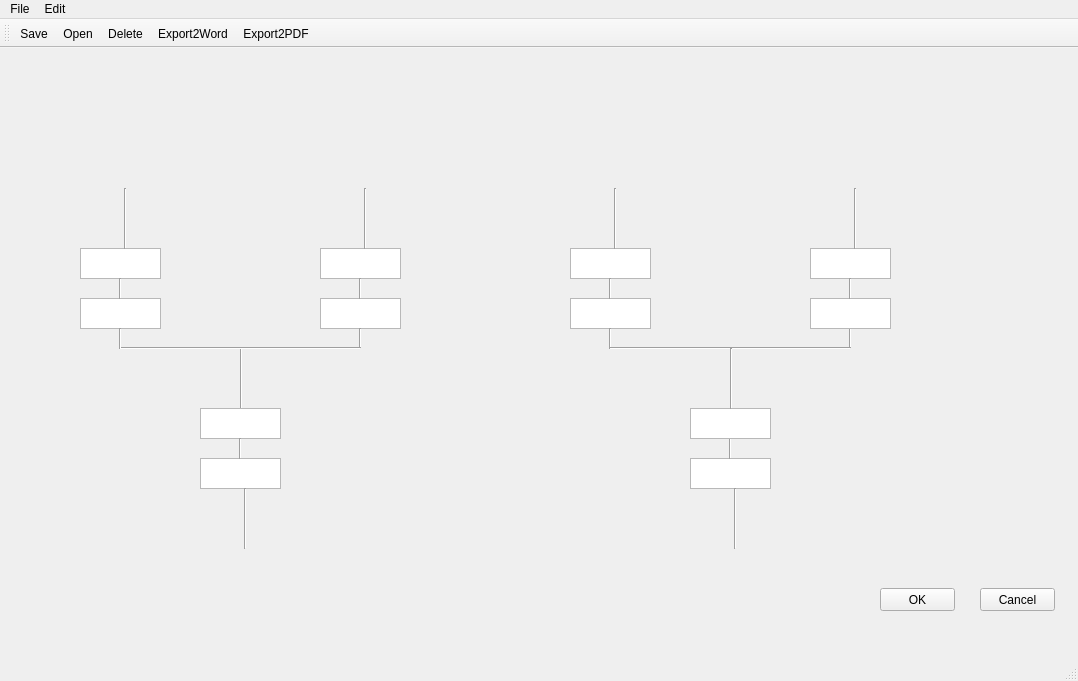
Old version of the form Mainwindow_UI_1.ui in the repository AshanSerasinghe/Capacitor_Balancer.
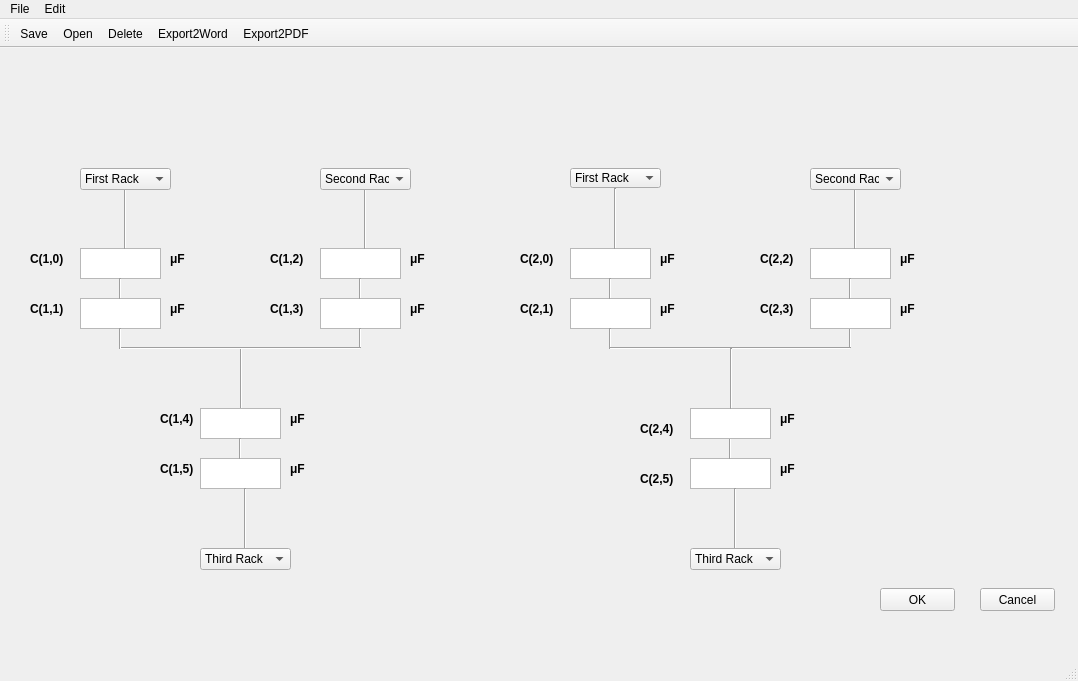
New version of the form. Icons and pictures are not drawn.

Commit message: Cpacitor values were added and functions were implimented

What changed in the file:
```diff
--- a/Mainwindow_UI_1.ui
+++ b/Mainwindow_UI_1.ui
@@ -461,6 +461,612 @@
       <normaloff>icons/Delete-icon.png</normaloff>icons/Delete-icon.png</iconset>
     </property>
    </widget>
+   <widget class="QLabel" name="label">
+    <property name="geometry">
+     <rect>
+      <x>170</x>
+      <y>200</y>
+      <width>41</width>
+      <height>21</height>
+     </rect>
+    </property>
+    <property name="font">
+     <font>
+      <weight>75</weight>
+      <bold>true</bold>
+     </font>
+    </property>
+    <property name="text">
+     <string>μF</string>
+    </property>
+   </widget>
+   <widget class="QLabel" name="label_2">
+    <property name="geometry">
+     <rect>
+      <x>170</x>
+      <y>250</y>
+      <width>41</width>
+      <height>21</height>
+     </rect>
+    </property>
+    <property name="font">
+     <font>
+      <weight>75</weight>
+      <bold>true</bold>
+     </font>
+    </property>
+    <property name="text">
+     <string>μF</string>
+    </property>
+   </widget>
+   <widget class="QLabel" name="label_3">
+    <property name="geometry">
+     <rect>
+      <x>410</x>
+      <y>200</y>
+      <width>41</width>
+      <height>21</height>
+     </rect>
+    </property>
+    <property name="font">
+     <font>
+      <weight>75</weight>
+      <bold>true</bold>
+     </font>
+    </property>
+    <property name="text">
+     <string>μF</string>
+    </property>
+   </widget>
+   <widget class="QLabel" name="label_4">
+    <property name="geometry">
+     <rect>
+      <x>410</x>
+      <y>250</y>
+      <width>41</width>
+      <height>21</height>
+     </rect>
+    </property>
+    <property name="font">
+     <font>
+      <weight>75</weight>
+      <bold>true</bold>
+     </font>
+    </property>
+    <property name="text">
+     <string>μF</string>
+    </property>
+   </widget>
+   <widget class="QLabel" name="label_5">
+    <property name="geometry">
+     <rect>
+      <x>290</x>
+      <y>360</y>
+      <width>41</width>
+      <height>21</height>
+     </rect>
+    </property>
+    <property name="font">
+     <font>
+      <weight>75</weight>
+      <bold>true</bold>
+     </font>
+    </property>
+    <property name="text">
+     <string>μF</string>
+    </property>
+   </widget>
+   <widget class="QLabel" name="label_6">
+    <property name="geometry">
+     <rect>
+      <x>290</x>
+      <y>410</y>
+      <width>41</width>
+      <height>21</height>
+     </rect>
+    </property>
+    <property name="font">
+     <font>
+      <weight>75</weight>
+      <bold>true</bold>
+     </font>
+    </property>
+    <property name="text">
+     <string>μF</string>
+    </property>
+   </widget>
+   <widget class="QLabel" name="label_7">
+    <property name="geometry">
+     <rect>
+      <x>660</x>
+      <y>200</y>
+      <width>41</width>
+      <height>21</height>
+     </rect>
+    </property>
+    <property name="font">
+     <font>
+      <weight>75</weight>
+      <bold>true</bold>
+     </font>
+    </property>
+    <property name="text">
+     <string>μF</string>
+    </property>
+   </widget>
+   <widget class="QLabel" name="label_8">
+    <property name="geometry">
+     <rect>
+      <x>660</x>
+      <y>250</y>
+      <width>41</width>
+      <height>21</height>
+     </rect>
+    </property>
+    <property name="font">
+     <font>
+      <weight>75</weight>
+      <bold>true</bold>
+     </font>
+    </property>
+    <property name="text">
+     <string>μF</string>
+    </property>
+   </widget>
+   <widget class="QLabel" name="label_9">
+    <property name="geometry">
+     <rect>
+      <x>900</x>
+      <y>250</y>
+      <width>41</width>
+      <height>21</height>
+     </rect>
+    </property>
+    <property name="font">
+     <font>
+      <weight>75</weight>
+      <bold>true</bold>
+     </font>
+    </property>
+    <property name="text">
+     <string>μF</string>
+    </property>
+   </widget>
+   <widget class="QLabel" name="label_10">
+    <property name="geometry">
+     <rect>
+      <x>900</x>
+      <y>200</y>
+      <width>41</width>
+      <height>21</height>
+     </rect>
+    </property>
+    <property name="font">
+     <font>
+      <weight>75</weight>
+      <bold>true</bold>
+     </font>
+    </property>
+    <property name="text">
+     <string>μF</string>
+    </property>
+   </widget>
+   <widget class="QLabel" name="label_11">
+    <property name="geometry">
+     <rect>
+      <x>780</x>
+      <y>410</y>
+      <width>41</width>
+      <height>21</height>
+     </rect>
+    </property>
+    <property name="font">
+     <font>
+      <weight>75</weight>
+      <bold>true</bold>
+     </font>
+    </property>
+    <property name="text">
+     <string>μF</string>
+    </property>
+   </widget>
+   <widget class="QLabel" name="label_12">
+    <property name="geometry">
+     <rect>
+      <x>780</x>
+      <y>360</y>
+      <width>41</width>
+      <height>21</height>
+     </rect>
+    </property>
+    <property name="font">
+     <font>
+      <weight>75</weight>
+      <bold>true</bold>
+     </font>
+    </property>
+    <property name="text">
+     <string>μF</string>
+    </property>
+   </widget>
+   <widget class="QLabel" name="label_13">
+    <property name="geometry">
+     <rect>
+      <x>30</x>
+      <y>200</y>
+      <width>51</width>
+      <height>21</height>
+     </rect>
+    </property>
+    <property name="font">
+     <font>
+      <weight>75</weight>
+      <bold>true</bold>
+     </font>
+    </property>
+    <property name="text">
+     <string>C(1,0)</string>
+    </property>
+   </widget>
+   <widget class="QLabel" name="label_14">
+    <property name="geometry">
+     <rect>
+      <x>30</x>
+      <y>250</y>
+      <width>51</width>
+      <height>21</height>
+     </rect>
+    </property>
+    <property name="font">
+     <font>
+      <weight>75</weight>
+      <bold>true</bold>
+     </font>
+    </property>
+    <property name="text">
+     <string>C(1,1)</string>
+    </property>
+   </widget>
+   <widget class="QLabel" name="label_15">
+    <property name="geometry">
+     <rect>
+      <x>270</x>
+      <y>250</y>
+      <width>51</width>
+      <height>21</height>
+     </rect>
+    </property>
+    <property name="font">
+     <font>
+      <weight>75</weight>
+      <bold>true</bold>
+     </font>
+    </property>
+    <property name="text">
+     <string>C(1,3)</string>
+    </property>
+   </widget>
+   <widget class="QLabel" name="label_16">
+    <property name="geometry">
+     <rect>
+      <x>270</x>
+      <y>200</y>
+      <width>51</width>
+      <height>21</height>
+     </rect>
+    </property>
+    <property name="font">
+     <font>
+      <weight>75</weight>
+      <bold>true</bold>
+     </font>
+    </property>
+    <property name="text">
+     <string>C(1,2)</string>
+    </property>
+   </widget>
+   <widget class="QLabel" name="label_17">
+    <property name="geometry">
+     <rect>
+      <x>160</x>
+      <y>410</y>
+      <width>41</width>
+      <height>21</height>
+     </rect>
+    </property>
+    <property name="font">
+     <font>
+      <weight>75</weight>
+      <bold>true</bold>
+     </font>
+    </property>
+    <property name="text">
+     <string>C(1,5)</string>
+    </property>
+   </widget>
+   <widget class="QLabel" name="label_18">
+    <property name="geometry">
+     <rect>
+      <x>160</x>
+      <y>360</y>
+      <width>41</width>
+      <height>21</height>
+     </rect>
+    </property>
+    <property name="font">
+     <font>
+      <weight>75</weight>
+      <bold>true</bold>
+     </font>
+    </property>
+    <property name="text">
+     <string>C(1,4)</string>
+    </property>
+   </widget>
+   <widget class="QLabel" name="label_19">
+    <property name="geometry">
+     <rect>
+      <x>520</x>
+      <y>250</y>
+      <width>51</width>
+      <height>21</height>
+     </rect>
+    </property>
+    <property name="font">
+     <font>
+      <weight>75</weight>
+      <bold>true</bold>
+     </font>
+    </property>
+    <property name="text">
+     <string>C(2,1)</string>
+    </property>
+   </widget>
+   <widget class="QLabel" name="label_20">
+    <property name="geometry">
+     <rect>
+      <x>520</x>
+      <y>200</y>
+      <width>51</width>
+      <height>21</height>
+     </rect>
+    </property>
+    <property name="font">
+     <font>
+      <weight>75</weight>
+      <bold>true</bold>
+     </font>
+    </property>
+    <property name="text">
+     <string>C(2,0)</string>
+    </property>
+   </widget>
+   <widget class="QLabel" name="label_21">
+    <property name="geometry">
+     <rect>
+      <x>640</x>
+      <y>420</y>
+      <width>51</width>
+      <height>21</height>
+     </rect>
+    </property>
+    <property name="font">
+     <font>
+      <weight>75</weight>
+      <bold>true</bold>
+     </font>
+    </property>
+    <property name="text">
+     <string>C(2,5)</string>
+    </property>
+   </widget>
+   <widget class="QLabel" name="label_22">
+    <property name="geometry">
+     <rect>
+      <x>640</x>
+      <y>370</y>
+      <width>51</width>
+      <height>21</height>
+     </rect>
+    </property>
+    <property name="font">
+     <font>
+      <weight>75</weight>
+      <bold>true</bold>
+     </font>
+    </property>
+    <property name="text">
+     <string>C(2,4)</string>
+    </property>
+   </widget>
+   <widget class="QLabel" name="label_23">
+    <property name="geometry">
+     <rect>
+      <x>760</x>
+      <y>250</y>
+      <width>51</width>
+      <height>21</height>
+     </rect>
+    </property>
+    <property name="font">
+     <font>
+      <weight>75</weight>
+      <bold>true</bold>
+     </font>
+    </property>
+    <property name="text">
+     <string>C(2,3)</string>
+    </property>
+   </widget>
+   <widget class="QLabel" name="label_24">
+    <property name="geometry">
+     <rect>
+      <x>760</x>
+      <y>200</y>
+      <width>51</width>
+      <height>21</height>
+     </rect>
+    </property>
+    <property name="font">
+     <font>
+      <weight>75</weight>
+      <bold>true</bold>
+     </font>
+    </property>
+    <property name="text">
+     <string>C(2,2)</string>
+    </property>
+   </widget>
+   <widget class="QComboBox" name="comboBox">
+    <property name="geometry">
+     <rect>
+      <x>80</x>
+      <y>120</y>
+      <width>91</width>
+      <height>22</height>
+     </rect>
+    </property>
+    <item>
+     <property name="text">
+      <string>First Rack</string>
+     </property>
+    </item>
+    <item>
+     <property name="text">
+      <string>Second Rack</string>
+     </property>
+    </item>
+    <item>
+     <property name="text">
+      <string>Third Rack</string>
+     </property>
+    </item>
+   </widget>
+   <widget class="QComboBox" name="comboBox_2">
+    <property name="geometry">
+     <rect>
+      <x>320</x>
+      <y>120</y>
+      <width>91</width>
+      <height>22</height>
+     </rect>
+    </property>
+    <item>
+     <property name="text">
+      <string>Second Rack</string>
+     </property>
+    </item>
+    <item>
+     <property name="text">
+      <string>First Rack</string>
+     </property>
+    </item>
+    <item>
+     <property name="text">
+      <string>Third Rack</string>
+     </property>
+    </item>
+   </widget>
+   <widget class="QComboBox" name="comboBox_3">
+    <property name="geometry">
+     <rect>
+      <x>200</x>
+      <y>500</y>
+      <width>91</width>
+      <height>22</height>
+     </rect>
+    </property>
+    <item>
+     <property name="text">
+      <string>Third Rack</string>
+     </property>
+    </item>
+    <item>
+     <property name="text">
+      <string>Second Rack</string>
+     </property>
+    </item>
+    <item>
+     <property name="text">
+      <string>First Rack</string>
+     </property>
+    </item>
+   </widget>
+   <widget class="QComboBox" name="comboBox_4">
+    <property name="geometry">
+     <rect>
+      <x>570</x>
+      <y>120</y>
+      <width>91</width>
+      <height>20</height>
+     </rect>
+    </property>
+    <item>
+     <property name="text">
+      <string>First Rack</string>
+     </property>
+    </item>
+    <item>
+     <property name="text">
+      <string>Second Rack</string>
+     </property>
+    </item>
+    <item>
+     <property name="text">
+      <string>Third Rack</string>
+     </property>
+    </item>
+   </widget>
+   <widget class="QComboBox" name="comboBox_5">
+    <property name="geometry">
+     <rect>
+      <x>810</x>
+      <y>120</y>
+      <width>91</width>
+      <height>22</height>
+     </rect>
+    </property>
+    <item>
+     <property name="text">
+      <string>Second Rack</string>
+     </property>
+    </item>
+    <item>
+     <property name="text">
+      <string>First Rack</string>
+     </property>
+    </item>
+    <item>
+     <property name="text">
+      <string>Third Rack</string>
+     </property>
+    </item>
+   </widget>
+   <widget class="QComboBox" name="comboBox_6">
+    <property name="geometry">
+     <rect>
+      <x>690</x>
+      <y>500</y>
+      <width>91</width>
+      <height>22</height>
+     </rect>
+    </property>
+    <item>
+     <property name="text">
+      <string>Third Rack</string>
+     </property>
+    </item>
+    <item>
+     <property name="text">
+      <string>Second Rack</string>
+     </property>
+    </item>
+    <item>
+     <property name="text">
+      <string>First Rack</string>
+     </property>
+    </item>
+   </widget>
   </widget>
   <widget class="QMenuBar" name="menubar">
    <property name="geometry">
```
Left out of the diff: 6 changed lines with no effect on the pictures. The commit also changes 1 other file.
